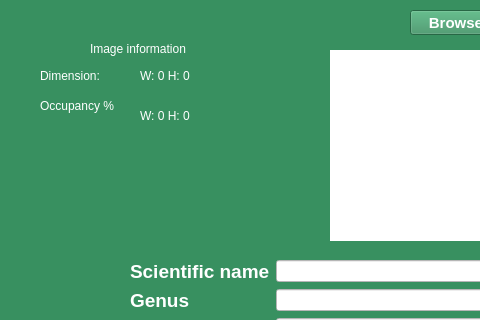
Rabsoninnora/RoseGardenPlantCareSystem, file addplant.ui: the form before one commit; both pictures show x 0 to 480 and y 0 to 320 of the 797 by 709 pixel window.
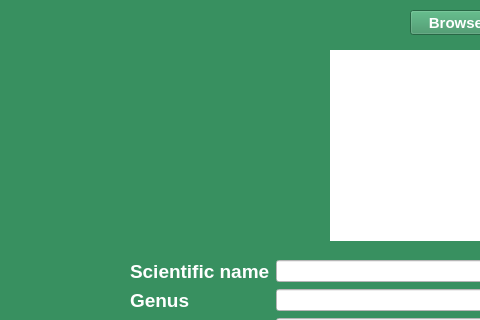
The form after the commit.

The edit to the form file:
```diff
--- a/addplant.ui
+++ b/addplant.ui
@@ -303,86 +303,6 @@
     <string/>
    </property>
   </widget>
-  <widget class="QLabel" name="image_information">
-   <property name="geometry">
-    <rect>
-     <x>90</x>
-     <y>40</y>
-     <width>151</width>
-     <height>17</height>
-    </rect>
-   </property>
-   <property name="styleSheet">
-    <string notr="true">color: rgb(255, 255, 255);</string>
-   </property>
-   <property name="text">
-    <string>Image information</string>
-   </property>
-  </widget>
-  <widget class="QLabel" name="Dimesion_label">
-   <property name="geometry">
-    <rect>
-     <x>40</x>
-     <y>60</y>
-     <width>81</width>
-     <height>31</height>
-    </rect>
-   </property>
-   <property name="styleSheet">
-    <string notr="true">color: rgb(255, 255, 255);</string>
-   </property>
-   <property name="text">
-    <string>Dimension:</string>
-   </property>
-  </widget>
-  <widget class="QLabel" name="dms">
-   <property name="geometry">
-    <rect>
-     <x>140</x>
-     <y>60</y>
-     <width>111</width>
-     <height>31</height>
-    </rect>
-   </property>
-   <property name="styleSheet">
-    <string notr="true">color: rgb(255, 255, 255);</string>
-   </property>
-   <property name="text">
-    <string>W: 0 H: 0</string>
-   </property>
-  </widget>
-  <widget class="QLabel" name="percentDarkLable">
-   <property name="geometry">
-    <rect>
-     <x>40</x>
-     <y>90</y>
-     <width>101</width>
-     <height>31</height>
-    </rect>
-   </property>
-   <property name="styleSheet">
-    <string notr="true">color: rgb(255, 255, 255);</string>
-   </property>
-   <property name="text">
-    <string>Occupancy %</string>
-   </property>
-  </widget>
-  <widget class="QLabel" name="pDark">
-   <property name="geometry">
-    <rect>
-     <x>140</x>
-     <y>100</y>
-     <width>101</width>
-     <height>31</height>
-    </rect>
-   </property>
-   <property name="styleSheet">
-    <string notr="true">color: rgb(255, 255, 255);</string>
-   </property>
-   <property name="text">
-    <string>W: 0 H: 0</string>
-   </property>
-  </widget>
  </widget>
  <resources/>
  <connections/>
```
